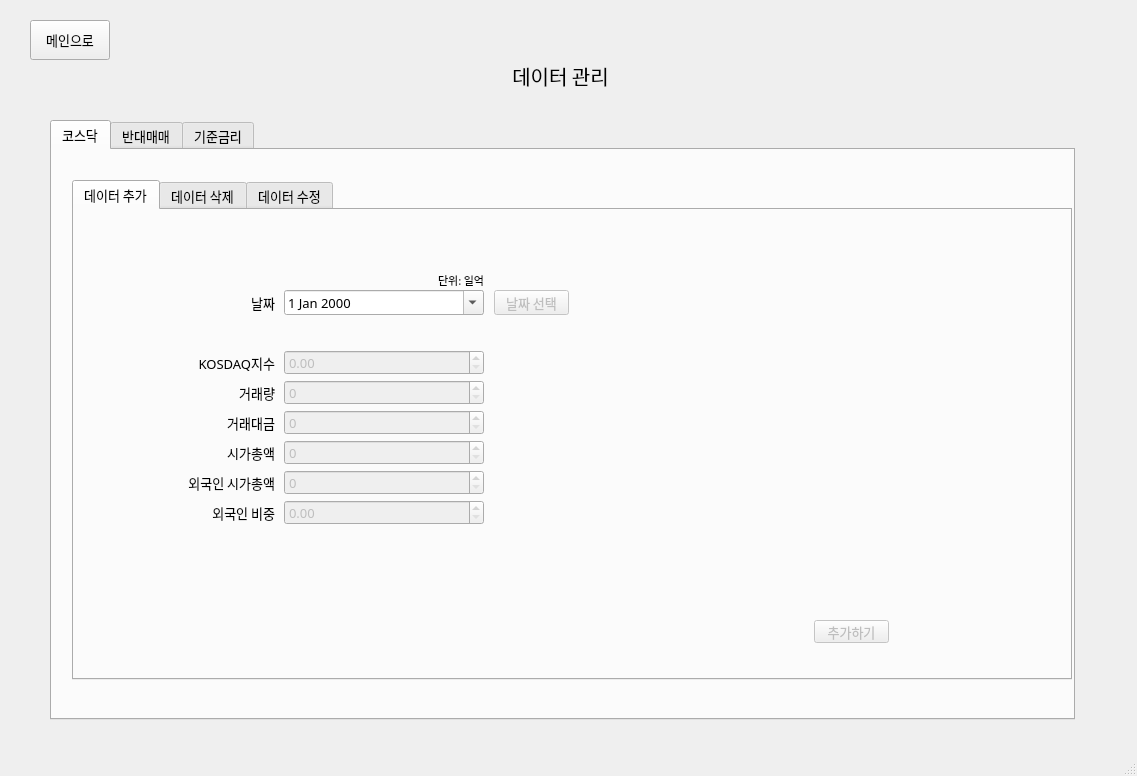
This is main.ui in syarin03/kosdaq as Qt 5 draws it before an edit. The edited form follows.
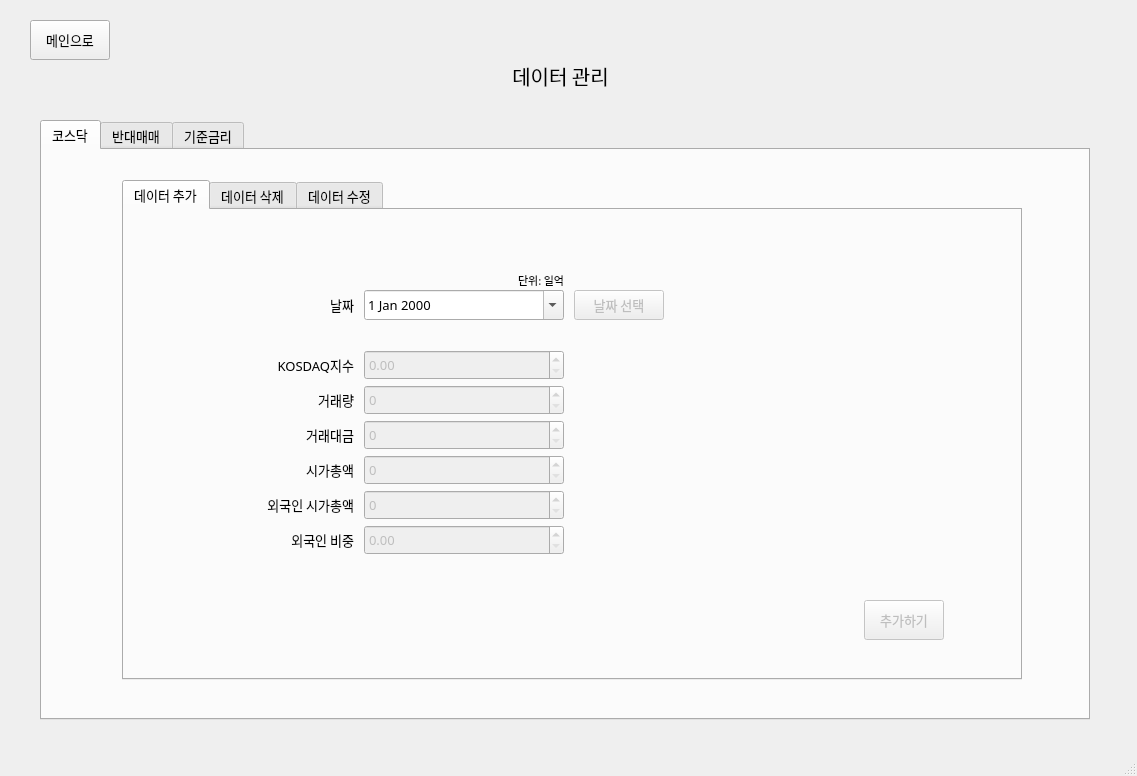
This is the edited form. Custom widgets are drawn as their Qt base class.

Commit message: UI 다듬을 것

Patch:
```diff
--- a/main.ui
+++ b/main.ui
@@ -977,9 +977,9 @@
      <widget class="QTabWidget" name="tab_manage">
       <property name="geometry">
        <rect>
-        <x>30</x>
+        <x>20</x>
         <y>110</y>
-        <width>1025</width>
+        <width>1050</width>
         <height>600</height>
        </rect>
       </property>
@@ -1002,9 +1002,9 @@
         </property>
         <property name="geometry">
          <rect>
-          <x>20</x>
+          <x>80</x>
           <y>30</y>
-          <width>1000</width>
+          <width>900</width>
           <height>500</height>
          </rect>
         </property>
@@ -1027,17 +1027,17 @@
          <widget class="QWidget" name="widget" native="true">
           <property name="geometry">
            <rect>
-            <x>70</x>
-            <y>50</y>
-            <width>781</width>
-            <height>401</height>
+            <x>0</x>
+            <y>20</y>
+            <width>900</width>
+            <height>450</height>
            </rect>
           </property>
           <widget class="QLabel" name="kosdaq_label_add">
            <property name="geometry">
             <rect>
-             <x>140</x>
-             <y>60</y>
+             <x>240</x>
+             <y>90</y>
              <width>200</width>
              <height>20</height>
             </rect>
@@ -1045,7 +1045,7 @@
            <property name="font">
             <font>
              <family>맑은 고딕</family>
-             <pointsize>8</pointsize>
+             <pointsize>7</pointsize>
             </font>
            </property>
            <property name="text">
@@ -1058,10 +1058,10 @@
           <widget class="QLabel" name="label_4">
            <property name="geometry">
             <rect>
-             <x>30</x>
-             <y>120</y>
-             <width>101</width>
-             <height>25</height>
+             <x>80</x>
+             <y>155</y>
+             <width>150</width>
+             <height>30</height>
             </rect>
            </property>
            <property name="text">
@@ -1074,10 +1074,10 @@
           <widget class="QDateEdit" name="kosdaq_date_add">
            <property name="geometry">
             <rect>
-             <x>140</x>
-             <y>30</y>
+             <x>240</x>
+             <y>60</y>
              <width>200</width>
-             <height>25</height>
+             <height>30</height>
             </rect>
            </property>
            <property name="calendarPopup">
@@ -1087,10 +1087,10 @@
           <widget class="QLabel" name="label_5">
            <property name="geometry">
             <rect>
-             <x>30</x>
-             <y>150</y>
-             <width>101</width>
-             <height>25</height>
+             <x>80</x>
+             <y>190</y>
+             <width>150</width>
+             <height>30</height>
             </rect>
            </property>
            <property name="text">
@@ -1103,10 +1103,10 @@
           <widget class="QLabel" name="label_6">
            <property name="geometry">
             <rect>
-             <x>30</x>
-             <y>210</y>
-             <width>101</width>
-             <height>25</height>
+             <x>80</x>
+             <y>260</y>
+             <width>150</width>
+             <height>30</height>
             </rect>
            </property>
            <property name="text">
@@ -1119,10 +1119,10 @@
           <widget class="QLabel" name="label_10">
            <property name="geometry">
             <rect>
-             <x>30</x>
-             <y>180</y>
-             <width>101</width>
-             <height>25</height>
+             <x>80</x>
+             <y>225</y>
+             <width>150</width>
+             <height>30</height>
             </rect>
            </property>
            <property name="text">
@@ -1138,19 +1138,19 @@
            </property>
            <property name="geometry">
             <rect>
-             <x>140</x>
-             <y>90</y>
-             <width>611</width>
-             <height>301</height>
+             <x>240</x>
+             <y>120</y>
+             <width>600</width>
+             <height>300</height>
             </rect>
            </property>
            <widget class="QDoubleSpinBox" name="kosdaq_spin_add6">
             <property name="geometry">
              <rect>
               <x>0</x>
-              <y>150</y>
+              <y>175</y>
               <width>200</width>
-              <height>25</height>
+              <height>30</height>
              </rect>
             </property>
             <property name="decimals">
@@ -1167,9 +1167,9 @@
             <property name="geometry">
              <rect>
               <x>0</x>
-              <y>30</y>
+              <y>35</y>
               <width>200</width>
-              <height>25</height>
+              <height>30</height>
              </rect>
             </property>
             <property name="maximum">
@@ -1182,7 +1182,7 @@
               <x>0</x>
               <y>0</y>
               <width>200</width>
-              <height>25</height>
+              <height>30</height>
              </rect>
             </property>
             <property name="decimals">
@@ -1199,9 +1199,9 @@
             <property name="geometry">
              <rect>
               <x>0</x>
-              <y>60</y>
+              <y>70</y>
               <width>200</width>
-              <height>25</height>
+              <height>30</height>
              </rect>
             </property>
             <property name="maximum">
@@ -1212,9 +1212,9 @@
             <property name="geometry">
              <rect>
               <x>0</x>
-              <y>90</y>
+              <y>105</y>
               <width>200</width>
-              <height>25</height>
+              <height>30</height>
              </rect>
             </property>
             <property name="maximum">
@@ -1225,9 +1225,9 @@
             <property name="geometry">
              <rect>
               <x>0</x>
-              <y>120</y>
+              <y>140</y>
               <width>200</width>
-              <height>25</height>
+              <height>30</height>
              </rect>
             </property>
             <property name="maximum">
@@ -1240,10 +1240,10 @@
             </property>
             <property name="geometry">
              <rect>
-              <x>530</x>
-              <y>270</y>
-              <width>75</width>
-              <height>23</height>
+              <x>500</x>
+              <y>250</y>
+              <width>80</width>
+              <height>40</height>
              </rect>
             </property>
             <property name="text">
@@ -1254,10 +1254,10 @@
           <widget class="QLabel" name="label_2">
            <property name="geometry">
             <rect>
-             <x>30</x>
-             <y>90</y>
-             <width>101</width>
-             <height>25</height>
+             <x>80</x>
+             <y>120</y>
+             <width>150</width>
+             <height>30</height>
             </rect>
            </property>
            <property name="text">
@@ -1270,10 +1270,10 @@
           <widget class="QLabel" name="label_11">
            <property name="geometry">
             <rect>
-             <x>30</x>
-             <y>30</y>
-             <width>101</width>
-             <height>25</height>
+             <x>80</x>
+             <y>60</y>
+             <width>150</width>
+             <height>30</height>
             </rect>
            </property>
            <property name="text">
@@ -1286,10 +1286,10 @@
           <widget class="QLabel" name="label_9">
            <property name="geometry">
             <rect>
-             <x>30</x>
-             <y>240</y>
-             <width>101</width>
-             <height>25</height>
+             <x>80</x>
+             <y>295</y>
+             <width>150</width>
+             <height>30</height>
             </rect>
            </property>
            <property name="text">
@@ -1302,8 +1302,8 @@
           <widget class="QLabel" name="label_29">
            <property name="geometry">
             <rect>
-             <x>240</x>
-             <y>10</y>
+             <x>340</x>
+             <y>40</y>
              <width>100</width>
              <height>20</height>
             </rect>
@@ -1327,10 +1327,10 @@
            </property>
            <property name="geometry">
             <rect>
-             <x>350</x>
-             <y>30</y>
-             <width>75</width>
-             <height>25</height>
+             <x>450</x>
+             <y>60</y>
+             <width>90</width>
+             <height>30</height>
             </rect>
            </property>
            <property name="text">
```
Left out of the diff: 120 changed lines with no effect on the pictures.
